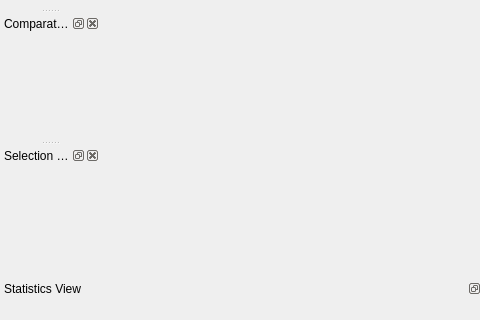
Before: the Qt Designer form Applications/OverView/Core/MainWindow.ui in wildmichael/ParaView3-enhancements-old, drawn with Qt 5; both pictures show x 0 to 480 and y 406 to 726 of the 1014 by 726 pixel window.
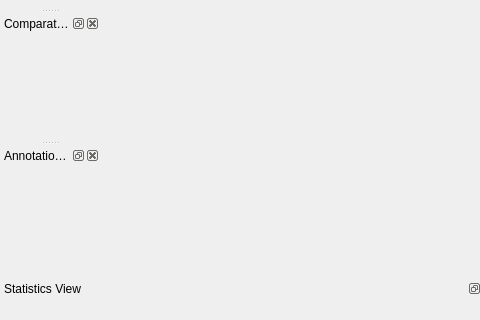
After: the same form once the commit is applied. Icons and pictures are not drawn.

Commit message: ENH: New application-level annotation link singleton and annotation manager panel for OverView.

What changed in the file:
```diff
--- a/Applications/OverView/Core/MainWindow.ui
+++ b/Applications/OverView/Core/MainWindow.ui
@@ -301,7 +301,7 @@
     <set>Qt::AllDockWidgetAreas</set>
    </property>
    <property name="windowTitle" >
-    <string>Selection Inspector</string>
+    <string>Annotation Manager</string>
    </property>
    <attribute name="dockWidgetArea" >
     <number>1</number>
```
Left out of the diff: 25 changed lines with no effect on the pictures. The commit also changes 7 other files.
